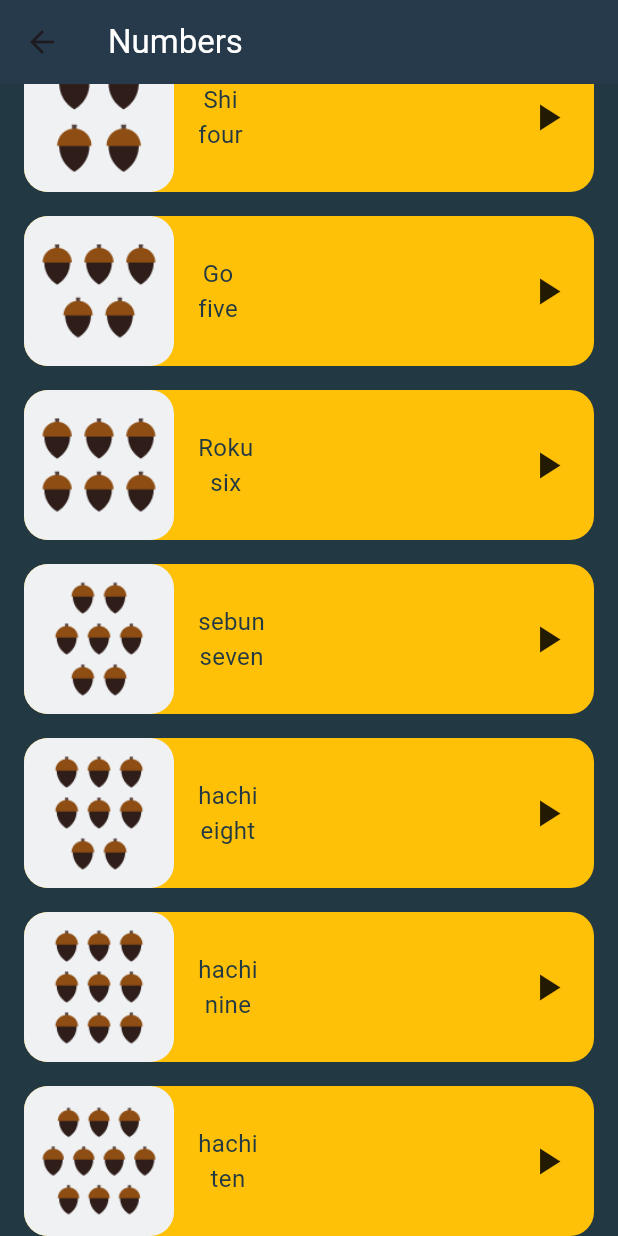
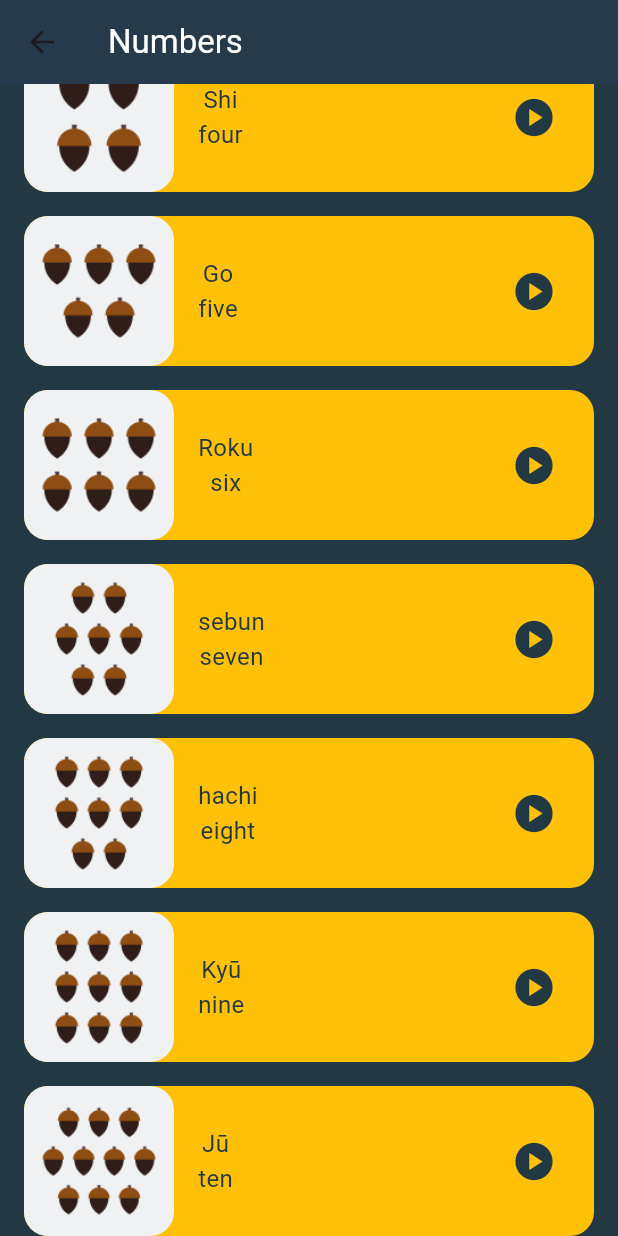
Before and after one commit to aymenG/toku-language-app, a Flutter app: the NumbersPage screen opened directly, scrolled down 392 dp, on a phone screen of 412 x 824 dp. Run offline on Flutter 3.47's test engine with Material 3 defaults, Android fonts, the phone set to English and light mode, and no system bars.

Commit message:
complete numbers screen with adding sounds

```diff
--- a/lib/components/item.dart
+++ b/lib/components/item.dart
@@ -1,3 +1,4 @@
+import 'package:audioplayers/audioplayers.dart';
 import 'package:flutter/material.dart';
 import 'package:toku_app/models/number.dart';
 
@@ -43,12 +44,18 @@ class Item extends StatelessWidget {
           const Spacer(
             flex: 1,
           ),
-          const Padding(
-            padding: EdgeInsets.only(right: 16),
-            child: Icon(
-              Icons.play_arrow,
-              size: 30,
-            ),
+          Padding(
+            padding: const EdgeInsets.only(right: 16),
+            child: IconButton(
+                onPressed: () async {
+                  final player = AudioPlayer();
+                  await player.play(AssetSource(number.sound));
+                },
+                icon: const Icon(
+                  Icons.play_circle,
+                  size: 30,
+                  color: Color(0xFF223843),
+                )),
           )
         ],
       ),
--- a/lib/models/number.dart
+++ b/lib/models/number.dart
@@ -2,7 +2,11 @@ class Number {
   final String image;
   final String jpName;
   final String enName;
+  final String sound;
 
   const Number(
-      {required this.image, required this.jpName, required this.enName});
+      {required this.image,
+      required this.jpName,
+      required this.enName,
+      required this.sound});
 }
--- a/lib/screens/numbers_page.dart
+++ b/lib/screens/numbers_page.dart
@@ -9,43 +9,53 @@ class NumbersPage extends StatelessWidget {
     Number(
         image: 'assets/images/numbers/number_one.png',
         jpName: 'ichi',
-        enName: 'one'),
+        enName: 'one',
+        sound: 'sounds/numbers/number_one_sound.mp3'),
     Number(
         image: 'assets/images/numbers/number_two.png',
         jpName: 'Ni',
-        enName: 'two'),
+        enName: 'two',
+        sound: 'sounds/numbers/number_two_sound.mp3'),
     Number(
         image: 'assets/images/numbers/number_three.png',
         jpName: 'San',
-        enName: 'three'),
+        enName: 'three',
+        sound: 'sounds/numbers/number_three_sound.mp3'),
     Number(
         image: 'assets/images/numbers/number_four.png',
         jpName: 'Shi',
-        enName: 'four'),
+        enName: 'four',
+        sound: 'sounds/numbers/number_four_sound.mp3'),
     Number(
         image: 'assets/images/numbers/number_five.png',
         jpName: 'Go',
-        enName: 'five'),
+        enName: 'five',
+        sound: 'sounds/numbers/number_five_sound.mp3'),
     Number(
         image: 'assets/images/numbers/number_six.png',
         jpName: 'Roku',
-        enName: 'six'),
+        enName: 'six',
+        sound: 'sounds/numbers/number_six_sound.mp3'),
     Number(
         image: 'assets/images/numbers/number_seven.png',
         jpName: 'sebun',
-        enName: 'seven'),
+        enName: 'seven',
+        sound: 'sounds/numbers/number_seven_sound.mp3'),
     Number(
         image: 'assets/images/numbers/number_eight.png',
         jpName: 'hachi',
-        enName: 'eight'),
+        enName: 'eight',
+        sound: 'sounds/numbers/number_eight_sound.mp3'),
     Number(
         image: 'assets/images/numbers/number_nine.png',
-        jpName: 'hachi',
-        enName: 'nine'),
+        jpName: 'Kyū',
+        enName: 'nine',
+        sound: 'sounds/numbers/number_nine_sound.mp3'),
     Number(
         image: 'assets/images/numbers/number_ten.png',
-        jpName: 'hachi',
-        enName: 'ten')
+        jpName: 'Jū',
+        enName: 'ten',
+        sound: 'sounds/numbers/number_ten_sound.mp3')
   ];
 
   @override
--- a/pubspec.yaml
+++ b/pubspec.yaml
@@ -7,6 +7,7 @@ environment:
   sdk: '>=3.1.0 <4.0.0'
 
 dependencies:
+  audioplayers: ^5.2.1
   flutter:
     sdk: flutter
 
@@ -21,3 +22,4 @@ flutter:
     - assets/images/numbers/
     - assets/images/colors/
     - assets/images/family_members/
+    - assets/sounds/numbers/
```
Also changed, not shown: pubspec.lock, 6 other files.
